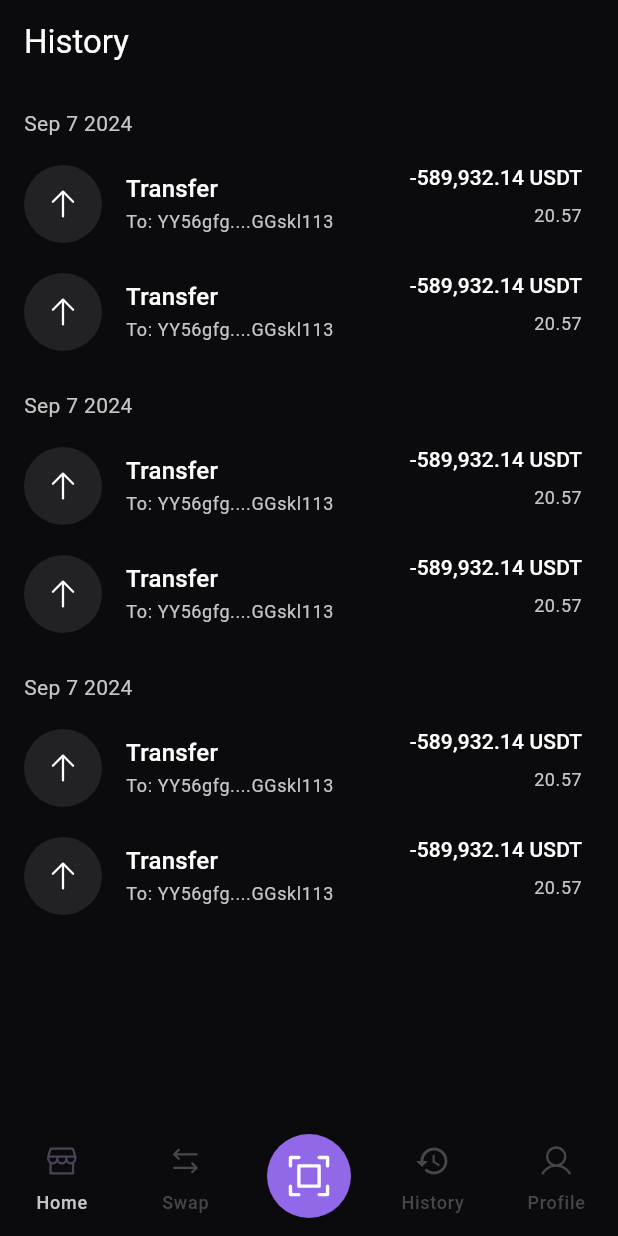
After one commit to tanguypouriel/nexcoin, a Flutter app: the HistoryScreen screen opened by its route, on a phone screen of 412 x 824 dp. The commit adds this screen. Run offline on Flutter 3.47's test engine with Material 3 defaults, Android fonts, the light colour scheme and no system bars; our stand-ins replace auto_route, phosphor_flutter; missing offline and left inert: cryptofont.

Commit message:
Add base for history screen

```diff
--- /dev/null
+++ b/lib/feature/history/history_screen.dart
@@ -0,0 +1,31 @@
+import 'package:auto_route/annotations.dart';
+import 'package:flutter/material.dart';
+import 'package:nexcoin/feature/history/widgets/history_item.dart';
+
+import '../shared/bottom_navigation.dart';
+
+@RoutePage()
+class HistoryScreen extends StatelessWidget {
+  const HistoryScreen({super.key});
+
+  @override
+  Widget build(BuildContext context) => SafeArea(
+        child: Scaffold(
+          appBar: AppBar(
+            title: const Text('History'),
+            backgroundColor: Colors.transparent,
+            foregroundColor: Colors.white,
+            automaticallyImplyLeading: false,
+          ),
+          body: const Column(
+            children: [
+              SizedBox(height: 16),
+              HistoryItem(),
+              HistoryItem(),
+              HistoryItem(),
+            ],
+          ),
+          bottomNavigationBar: const BottomNavigation(),
+        ),
+      );
+}
--- /dev/null
+++ b/lib/feature/history/widgets/history_item.dart
@@ -0,0 +1,61 @@
+import 'package:flutter/material.dart';
+import 'package:nexcoin/shared/theme.dart';
+import 'package:phosphor_flutter/phosphor_flutter.dart';
+
+class HistoryItem extends StatelessWidget {
+  const HistoryItem({super.key});
+
+  @override
+  Widget build(BuildContext context) => Column(
+        crossAxisAlignment: CrossAxisAlignment.start,
+        children: [
+          Padding(
+            padding: const EdgeInsets.symmetric(horizontal: 16.0),
+            child: Text(
+              'Sep 7 2024',
+              style: Theme.of(context).textTheme.bodyMedium!.copyWith(color: Theme.of(context).colorScheme.onSurface),
+            ),
+          ),
+          const SizedBox(height: 8),
+          const HistoryTransactionItem(),
+          const HistoryTransactionItem(),
+          const SizedBox(height: 16),
+        ],
+      );
+}
+
+class HistoryTransactionItem extends StatelessWidget {
+  const HistoryTransactionItem({super.key});
+
+  @override
+  Widget build(BuildContext context) => ListTile(
+        leading: CircleAvatar(
+          backgroundColor: colorTheme.cardBackground,
+          foregroundColor: Colors.white,
+          radius: 26,
+          child: Icon(PhosphorIcons.arrowUp()),
+        ),
+        title: Text(
+          'Transfer',
+          style: Theme.of(context).textTheme.titleMedium!.copyWith(color: Colors.white),
+        ),
+        subtitle: Text(
+          'To: YY56gfg....GGskl113',
+          style: Theme.of(context).textTheme.bodySmall!.copyWith(color: Theme.of(context).colorScheme.onSurface),
+        ),
+        trailing: Column(
+          crossAxisAlignment: CrossAxisAlignment.end,
+          children: [
+            Text(
+              '-589,932.14 USDT',
+              style: Theme.of(context).textTheme.titleSmall!.copyWith(color: Colors.white),
+            ),
+            const SizedBox(height: 8),
+            Text(
+              '20.57',
+              style: Theme.of(context).textTheme.bodySmall!.copyWith(color: Theme.of(context).colorScheme.onSurface),
+            ),
+          ],
+        ),
+      );
+}
--- a/lib/feature/shared/bottom_navigation.dart
+++ b/lib/feature/shared/bottom_navigation.dart
@@ -27,6 +27,7 @@ class BottomNavigationState extends State<BottomNavigation> {
           context.router.replace(switch (index) {
             0 => const HomeRoute(),
             1 => const SwapRoute(),
+            3 => const HistoryRoute(),
             _ => throw Exception('Unknown route'),
           });
         },
--- a/lib/feature/swap/swap_screen.dart
+++ b/lib/feature/swap/swap_screen.dart
@@ -2,8 +2,6 @@ import 'package:auto_route/annotations.dart';
 import 'package:flutter/material.dart';
 import 'package:nexcoin/feature/shared/bottom_navigation.dart';
 import 'package:nexcoin/feature/swap/widgets/token_card.dart';
-
-import '../../shared/theme.dart';
 
 @RoutePage()
 class SwapScreen extends StatelessWidget {
--- a/lib/feature/swap/widgets/token_card.dart
+++ b/lib/feature/swap/widgets/token_card.dart
@@ -4,8 +4,6 @@ import 'package:cryptofont/cryptofont.dart';
 
 class TokenCard extends StatelessWidget {
   const TokenCard({super.key});
-
-  static const _secondaryTextColor = Color(0xffc5c7c6);
 
   @override
   Widget build(BuildContext context) => Container(
@@ -17,12 +15,12 @@ class TokenCard extends StatelessWidget {
               children: [
                 Text(
                   'Send',
-                  style: Theme.of(context).textTheme.bodyMedium!.copyWith(color: _secondaryTextColor),
+                  style: Theme.of(context).textTheme.bodyMedium!.copyWith(color: Theme.of(context).colorScheme.onSurface),
                 ),
                 const Spacer(),
                 Text(
                   'Amount',
-                  style: Theme.of(context).textTheme.bodyMedium!.copyWith(color: _secondaryTextColor),
+                  style: Theme.of(context).textTheme.bodyMedium!.copyWith(color: Theme.of(context).colorScheme.onSurface),
                 ),
               ],
             ),
@@ -48,7 +46,7 @@ class TokenCard extends StatelessWidget {
                     ),
                     Text(
                       'Balance: 25,724',
-                      style: Theme.of(context).textTheme.bodyMedium!.copyWith(color: _secondaryTextColor),
+                      style: Theme.of(context).textTheme.bodyMedium!.copyWith(color: Theme.of(context).colorScheme.onSurface),
                     ),
                   ],
                 ),
--- a/lib/main.dart
+++ b/lib/main.dart
@@ -21,6 +21,7 @@ class MyApp extends StatelessWidget {
         colorScheme: ColorScheme.fromSeed(
           seedColor: const Color(0xff9168e8),
           primary: const Color(0xff9168e8),
+          onSurface: const Color(0xffc5c7c6),
         ),
         scaffoldBackgroundColor: const Color(0xff0b0b0d),
       ),
--- a/lib/shared/app_router.dart
+++ b/lib/shared/app_router.dart
@@ -7,5 +7,6 @@ class AppRouter extends RootStackRouter {
   List<AutoRoute> get routes => [
         AutoRoute(page: HomeRoute.page, initial: true),
         AutoRoute(page: SwapRoute.page),
+        AutoRoute(page: HistoryRoute.page),
       ];
 }
```
Also changed, not shown: lib/shared/app_router.gr.dart.
